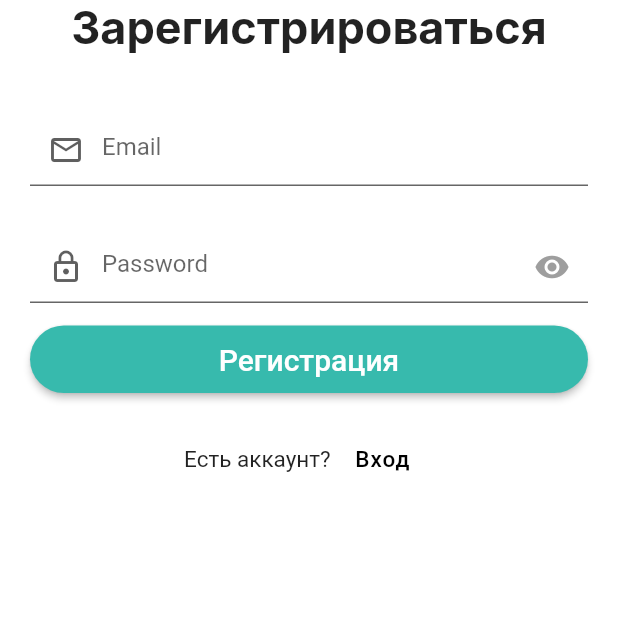
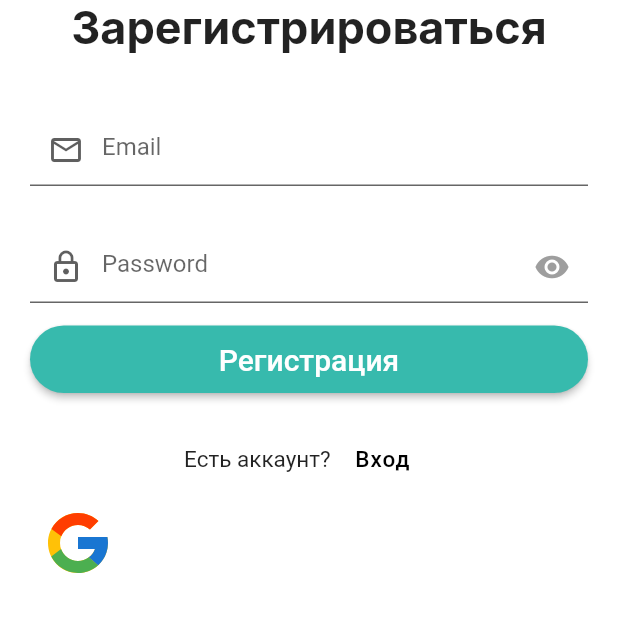
Before and after one commit to Plutonchi/americans_dreams_oshs, a Flutter app: the screen it shows after launch, after a tap on "Зарегистрироваться", on a phone screen of 412 x 824 dp, the part 390-1022 px from its top. Run offline on Flutter 3.47's test engine with Material 2 defaults, Android fonts, the phone set to English and light mode, and no system bars; our stand-ins replace animated_splash_screen, firebase_auth, firebase_core, firebase_storage, flutter_svg, fluttertoast and 4 more; accounts and stored records are empty.

Commit message:
Image_reset_password

```diff
--- a/lib/data/main_page.dart
+++ b/lib/data/main_page.dart
@@ -1,7 +1,10 @@
 import 'package:american_dream_osh/presentasion/page/authpage/LogIn.dart';
 import 'package:american_dream_osh/presentasion/page/home_page.dart';
+
 import 'package:flutter/material.dart';
 import 'package:firebase_auth/firebase_auth.dart';
+
+import '../presentasion/page/authpage/SignIn.dart';
 
 class MainPage extends StatelessWidget {
   const MainPage({super.key});
@@ -12,8 +15,16 @@ class MainPage extends StatelessWidget {
       body: StreamBuilder<User?>(
         stream: FirebaseAuth.instance.authStateChanges(),
         builder: (context, snapshot) {
-          if (snapshot.hasData) {
+          if (snapshot.connectionState == ConnectionState.waiting) {
+            return Center(
+              child: CircularProgressIndicator(),
+            );
+          } else if (snapshot.hasData) {
             return HomePage();
+          } else if (snapshot.hasError) {
+            return Center(
+              child: Text("Ошибка"),
+            );
           } else {
             return LogIn();
           }
--- a/lib/main.dart
+++ b/lib/main.dart
@@ -1,7 +1,9 @@
 import 'package:american_dream_osh/presentasion/page/home_page.dart';
 import 'package:american_dream_osh/presentasion/page/splash_screen.dart';
+import 'package:american_dream_osh/presentasion/provider/google_sign_in.dart';
 import 'package:flutter/material.dart';
 import 'package:firebase_core/firebase_core.dart';
+import 'package:provider/provider.dart';
 import 'data/firebase_options.dart';
 
 void main() async {
@@ -19,9 +21,12 @@ class MyApp extends StatelessWidget {
 
   @override
   Widget build(BuildContext context) {
-    return MaterialApp(
-      debugShowCheckedModeBanner: false,
-      home: SplashScreen(),
+    return ChangeNotifierProvider(
+      create: (context) => GoogleSignInProvider(),
+      child: MaterialApp(
+        debugShowCheckedModeBanner: false,
+        home: SplashScreen(),
+      ),
     );
   }
 }
--- a/lib/presentasion/page/authpage/LogIn.dart
+++ b/lib/presentasion/page/authpage/LogIn.dart
@@ -119,6 +119,7 @@ class _LogInState extends State<LogIn> {
                     ),
                   ],
                 ),
+
               ],
             ),
           ),
--- a/lib/presentasion/page/authpage/SignIn.dart
+++ b/lib/presentasion/page/authpage/SignIn.dart
@@ -1,10 +1,11 @@
 import 'package:american_dream_osh/presentasion/page/home_page.dart';
+import 'package:american_dream_osh/presentasion/provider/google_sign_in.dart';
 import 'package:american_dream_osh/service/register_service.dart';
-import 'package:firebase_auth/firebase_auth.dart';
-import 'package:firebase_core/firebase_core.dart';
+import 'package:flutter_svg/flutter_svg.dart';
 import 'package:flutter/material.dart';
-import 'package:fluttertoast/fluttertoast.dart';
+
 import 'package:google_fonts/google_fonts.dart';
+import 'package:provider/provider.dart';
 import '../../widgets/login_widgets.dart';
 
 class SingIn extends StatefulWidget {
@@ -97,6 +98,22 @@ class _SingInState extends State<SingIn> {
                     ),
                   ],
                 ),
+                Row(
+                  children: [
+                    TextButton(
+                        style: TextButton.styleFrom(
+                          backgroundColor: Colors.transparent,
+                          elevation: 0,
+                        ),
+                        onPressed: () {
+                          final provider = Provider.of<GoogleSignInProvider>(
+                              context,
+                              listen: false);
+                          provider.googleLogin();
+                        },
+                        child: SvgPicture.asset("assets/icon/google.svg")),
+                  ],
+                ),
               ],
             ),
           ),
--- a/pubspec.yaml
+++ b/pubspec.yaml
@@ -46,6 +46,8 @@ dependencies:
   sidebarx: ^0.14.0
   firebase_storage: ^11.0.6
   image_picker: ^0.8.6
+  flutter_svg: ^1.1.6
+  provider: ^6.0.4
 
 dev_dependencies:
   flutter_test:
@@ -77,6 +79,7 @@ flutter:
 
   # To add assets to your application, add an assets section, like this:
   assets:
+    - assets/icon/
     - assets/images/
     # - images/a_dot_burr.jpeg
   #   - images/a_dot_ham.jpeg
```
Also changed, not shown: lib/presentasion/provider/google_sign_in.dart (added, +35 -0 lines), assets/icon/google.svg (added), pubspec.lock, 1 other file.
